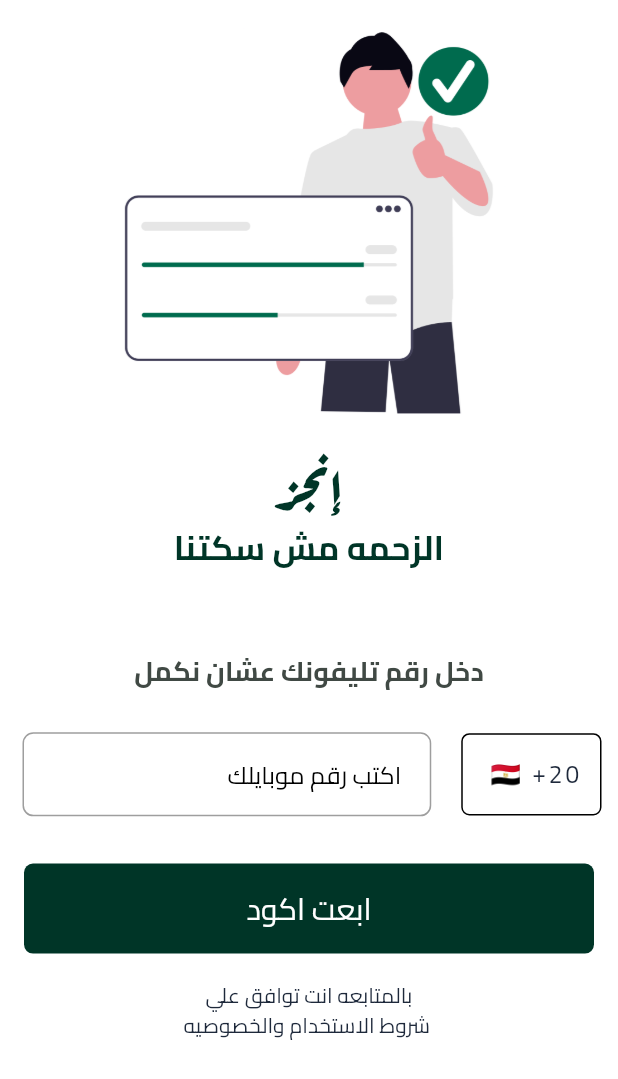
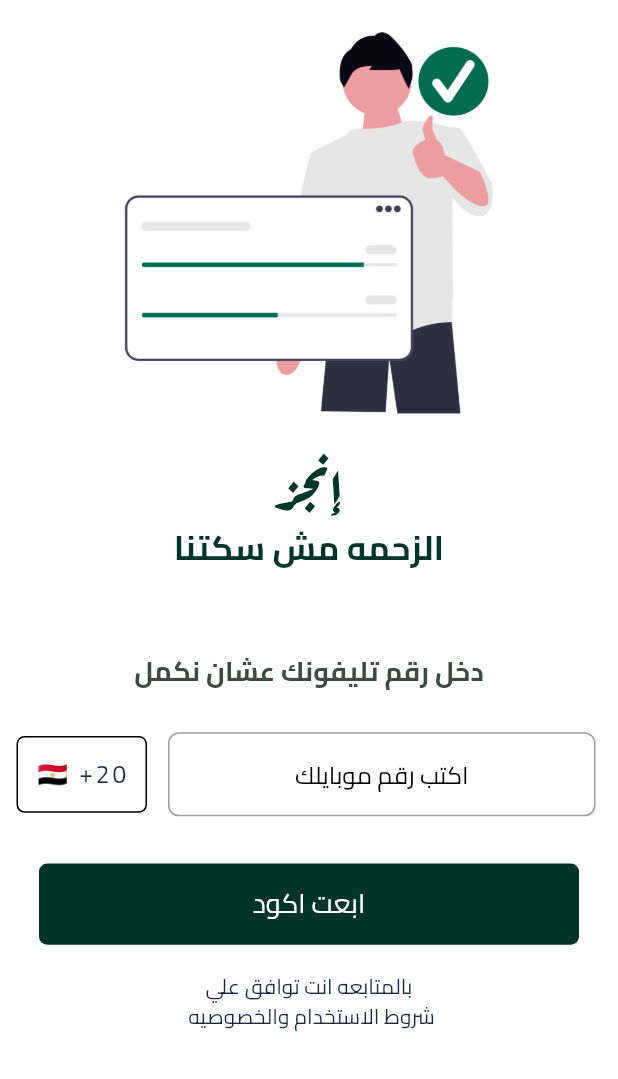
Before and after one commit to moalaa125/engez, a Flutter app: the screen it shows after launch, on a phone screen of 412 x 824 dp. Shown: the top 1079 px of the screen. Run offline on Flutter 3.47's test engine with Material 3 defaults, Android fonts, the phone set to English and light mode, and no system bars; our stand-ins replace equatable, flutter_bloc, flutter_screenutil, google_fonts, pin_code_fields.

Commit message:
fix spaces

```diff
--- a/lib/features/auth/presentation/screens/login_screen.dart
+++ b/lib/features/auth/presentation/screens/login_screen.dart
@@ -43,25 +43,30 @@ class _LoginScreenContentState extends State<_LoginScreenContent> {
     return Row(
       children: [
         Expanded(
-          flex: 1,
+          flex: 0,
           child: Container(
-            padding: EdgeInsets.symmetric(horizontal: 12.w, vertical: 16.h),
+            padding: EdgeInsets.symmetric(horizontal: 12.w, vertical: 14.h),
             decoration: BoxDecoration(
               border: Border.all(color: Colors.black),
               borderRadius: BorderRadius.circular(6.r),
             ),
-            child: Text(
-              generateCountryFlag() + ' +20',
-              style: TextStyle(fontSize: 18.sp, letterSpacing: 2.0),
+            child: Center(
+              child: Text(
+                generateCountryFlag() + ' +20',
+                style: TextStyle(fontSize: 18.sp, letterSpacing: 2.0),
+              ),
             ),
           ),
         ),
-        SizedBox(width: 16.w),
+        SizedBox(width: 10.w),
         Expanded(
-          flex: 3,
+          flex: 2,
           child: Padding(
             padding: EdgeInsets.symmetric(horizontal: 4.w, vertical: 0),
             child: TextFormField(
+              onTapOutside: (event) =>
+                  FocusManager.instance.primaryFocus?.unfocus(),
+
               validator: (value) {
                 if (value!.isEmpty) {
                   return 'من فضلك دخل رقم موبايلك';
@@ -99,9 +104,11 @@ class _LoginScreenContentState extends State<_LoginScreenContent> {
                     width: 2.w,
                   ),
                 ),
-                hint: Text(
-                  'اكتب رقم موبايلك',
-                  style: TextStyle(color: Colors.black, fontSize: 18.sp),
+                hint: Center(
+                  child: Text(
+                    'اكتب رقم موبايلك',
+                    style: TextStyle(color: Colors.black, fontSize: 18.sp),
+                  ),
                 ),
               ),
             ),
--- a/lib/main.dart
+++ b/lib/main.dart
@@ -12,6 +12,7 @@ class EngezApp extends StatelessWidget {
   const EngezApp({super.key});
 
   @override
+  @override
   Widget build(BuildContext context) {
     return ScreenUtilInit(
       designSize: const Size(412, 915),
@@ -22,16 +23,23 @@ class EngezApp extends StatelessWidget {
           title: 'Engez - إنجز',
           debugShowCheckedModeBanner: false,
           theme: AppTheme.lightTheme,
-          // Enforce RTL for Egyptian Arabic
           localizationsDelegates: const [
             GlobalMaterialLocalizations.delegate,
             GlobalWidgetsLocalizations.delegate,
             GlobalCupertinoLocalizations.delegate,
           ],
           supportedLocales: const [
-            Locale('ar', 'EG'), // Arabic, Egypt
+            Locale('ar', 'EG'),
           ],
           locale: const Locale('ar', 'EG'),
+
+          builder: (context, widget) {
+            return Directionality(
+              textDirection: TextDirection.ltr,
+              child: widget!,
+            );
+          },
+
           home: const LoginScreen(),
         );
       },
--- a/lib/widgets/custom_button.dart
+++ b/lib/widgets/custom_button.dart
@@ -1,26 +1,28 @@
 import 'package:engez/constants/my_colors.dart';
 import 'package:flutter/material.dart';
+import 'package:flutter_screenutil/flutter_screenutil.dart';
 
 class CustomButton extends StatelessWidget {
-  const CustomButton({super.key, required this.text , required this.function});
+  const CustomButton({super.key, required this.text, required this.function});
 
   final String text;
   final void Function()? function;
+
   @override
   Widget build(BuildContext context) {
     return GestureDetector(
       onTap: function, // TODO lsa h3mlha
       child: Container(
-        height: 60,
-        width: 380,
+        height: 60.h,
+        width: 360.w,
         decoration: BoxDecoration(
           color: MyColors.myGreen,
-          borderRadius: BorderRadius.circular(6),
+          borderRadius: BorderRadius.circular(6.r),
         ),
         child: Center(
           child: Text(
             text,
-            style: TextStyle(color: Colors.white, fontSize: 20),
+            style: TextStyle(color: Colors.white, fontSize: 20.sp),
           ),
         ),
       ),
```
